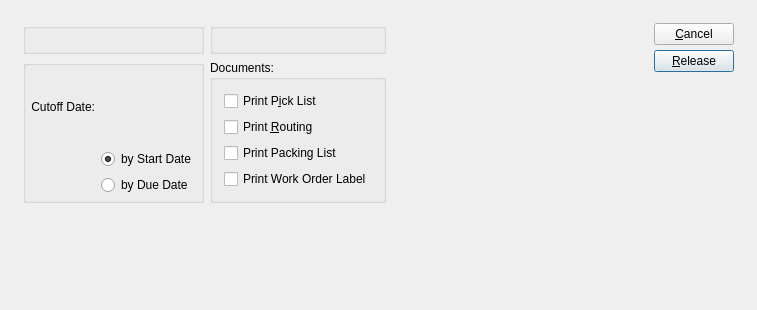
First picture: the form in guiclient/releaseWorkOrdersByPlannerCode.ui, repository Pegasus-RPG/xtuple-client, before the edit.
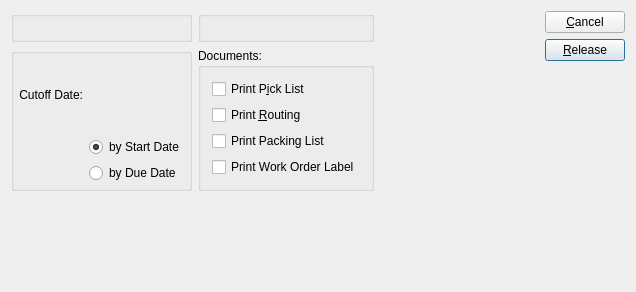
Second picture: the form after the edit. Custom widgets are drawn as their Qt base class.

Commit message: Issue #9572. Fixed screens to resize correctly.

```diff
--- a/guiclient/releaseWorkOrdersByPlannerCode.ui
+++ b/guiclient/releaseWorkOrdersByPlannerCode.ui
@@ -7,40 +7,26 @@
 is available at www.xtuple.com/CPAL.  By using this software, you agree
 to be bound by its terms.</comment>
  <class>releaseWorkOrdersByPlannerCode</class>
- <widget class="QDialog" name="releaseWorkOrdersByPlannerCode" >
-  <property name="geometry" >
+ <widget class="QDialog" name="releaseWorkOrdersByPlannerCode">
+  <property name="geometry">
    <rect>
     <x>0</x>
     <y>0</y>
-    <width>757</width>
-    <height>310</height>
+    <width>636</width>
+    <height>292</height>
    </rect>
   </property>
-  <property name="minimumSize" >
-   <size>
-    <width>600</width>
-    <height>200</height>
-   </size>
-  </property>
-  <property name="windowTitle" >
+  <property name="windowTitle">
    <string>Release Work Orders by Planner Code</string>
   </property>
-  <layout class="QGridLayout" name="gridLayout_3" >
-   <item row="0" column="0" >
-    <layout class="QHBoxLayout" name="horizontalLayout" >
-     <property name="spacing" >
-      <number>12</number>
-     </property>
-     <property name="margin" >
-      <number>12</number>
-     </property>
+  <layout class="QHBoxLayout" name="horizontalLayout">
      <item>
       <layout class="QVBoxLayout" name="verticalLayout" >
        <item>
-        <layout class="QGridLayout" name="gridLayout_2" >
-         <item row="0" column="0" >
-          <widget class="ParameterGroup" name="_plannerCode" >
-           <property name="title" >
+      <layout class="QGridLayout" name="gridLayout">
+       <item row="0" column="0">
+        <widget class="ParameterGroup" name="_plannerCode">
+         <property name="title">
             <string/>
            </property>
            <property name="fixedSize" >
@@ -48,10 +34,10 @@
            </property>
           </widget>
          </item>
-         <item row="0" column="1" >
-          <widget class="WarehouseGroup" name="_warehouse" >
-           <property name="sizePolicy" >
-            <sizepolicy vsizetype="Preferred" hsizetype="Preferred" >
+       <item row="0" column="1">
+        <widget class="WarehouseGroup" name="_warehouse">
+         <property name="sizePolicy">
+          <sizepolicy hsizetype="Preferred" vsizetype="Preferred">
              <horstretch>0</horstretch>
              <verstretch>0</verstretch>
             </sizepolicy>
@@ -64,9 +50,9 @@
            </property>
           </widget>
          </item>
-         <item row="1" column="0" >
-          <widget class="QGroupBox" name="_dateGroup" >
-           <property name="title" >
+       <item row="1" column="0">
+        <widget class="QGroupBox" name="_dateGroup">
+         <property name="title">
             <string/>
            </property>
            <layout class="QGridLayout" >
@@ -90,13 +76,13 @@
               </property>
              </widget>
             </item>
-            <item row="0" column="1" >
-             <widget class="DLineEdit" name="_cutoffDate" />
-            </item>
-            <item row="0" column="0" >
-             <widget class="QLabel" name="_cutoffDateLit" >
-              <property name="sizePolicy" >
-               <sizepolicy vsizetype="Preferred" hsizetype="Preferred" >
+          <item row="0" column="1">
+           <widget class="DLineEdit" name="_cutoffDate"/>
+          </item>
+          <item row="0" column="0">
+           <widget class="QLabel" name="_cutoffDateLit">
+            <property name="sizePolicy">
+             <sizepolicy hsizetype="Preferred" vsizetype="Preferred">
                 <horstretch>0</horstretch>
                 <verstretch>0</verstretch>
                </sizepolicy>
@@ -134,36 +120,36 @@
            </layout>
           </widget>
          </item>
-         <item row="1" column="1" >
-          <widget class="QGroupBox" name="_documentsGroup" >
-           <property name="title" >
+       <item row="1" column="1">
+        <widget class="QGroupBox" name="_documentsGroup">
+         <property name="title">
             <string>Documents:</string>
            </property>
-           <layout class="QGridLayout" name="gridLayout" >
-            <item row="0" column="0" >
-             <widget class="XCheckBox" name="_pickList" >
-              <property name="text" >
+         <layout class="QVBoxLayout" name="verticalLayout_3">
+          <item>
+           <widget class="XCheckBox" name="_pickList">
+            <property name="text">
                <string>Print P&amp;ick List</string>
               </property>
              </widget>
             </item>
-            <item row="1" column="0" >
-             <widget class="XCheckBox" name="_routing" >
-              <property name="text" >
+          <item>
+           <widget class="XCheckBox" name="_routing">
+            <property name="text">
                <string>Print &amp;Routing</string>
               </property>
              </widget>
             </item>
-            <item row="2" column="0" >
-             <widget class="XCheckBox" name="_packingList" >
-              <property name="text" >
+          <item>
+           <widget class="XCheckBox" name="_packingList">
+            <property name="text">
                <string>Print Packing List</string>
               </property>
              </widget>
             </item>
-            <item row="3" column="0" >
-             <widget class="XCheckBox" name="_woLabel" >
-              <property name="text" >
+          <item>
+           <widget class="XCheckBox" name="_woLabel">
+            <property name="text">
                <string>Print Work Order Label</string>
               </property>
              </widget>
@@ -178,10 +164,10 @@
          <property name="orientation" >
           <enum>Qt::Vertical</enum>
          </property>
-         <property name="sizeHint" stdset="0" >
+       <property name="sizeHint" stdset="0">
           <size>
            <width>20</width>
-           <height>0</height>
+         <height>13</height>
           </size>
          </property>
         </spacer>
@@ -202,25 +188,17 @@
       </spacer>
      </item>
      <item>
-      <layout class="QVBoxLayout" >
-       <property name="spacing" >
-        <number>0</number>
-       </property>
+    <layout class="QVBoxLayout" name="verticalLayout_2">
        <item>
-        <layout class="QVBoxLayout" >
-         <property name="spacing" >
-          <number>5</number>
-         </property>
-         <item>
-          <widget class="QPushButton" name="_close" >
-           <property name="text" >
+      <widget class="QPushButton" name="_close">
+       <property name="text">
             <string>&amp;Cancel</string>
            </property>
           </widget>
          </item>
          <item>
-          <widget class="QPushButton" name="_release" >
-           <property name="text" >
+      <widget class="QPushButton" name="_release">
+       <property name="text">
             <string>&amp;Release</string>
            </property>
            <property name="autoDefault" >
@@ -230,18 +208,16 @@
             <bool>true</bool>
            </property>
           </widget>
-         </item>
-        </layout>
        </item>
        <item>
         <spacer>
          <property name="orientation" >
           <enum>Qt::Vertical</enum>
          </property>
-         <property name="sizeHint" stdset="0" >
+       <property name="sizeHint" stdset="0">
           <size>
-           <width>20</width>
-           <height>20</height>
+         <width>72</width>
+         <height>0</height>
           </size>
          </property>
         </spacer>
@@ -249,10 +225,8 @@
       </layout>
      </item>
     </layout>
-   </item>
-  </layout>
  </widget>
- <layoutdefault spacing="6" margin="11" />
+ <layoutdefault spacing="6" margin="11"/>
  <pixmapfunction>qPixmapFromMimeSource</pixmapfunction>
  <customwidgets>
   <customwidget>
```
Left out of the diff: 63 changed lines with no effect on the pictures. Lines whose indentation alone changed are shown as unchanged. The commit also changes 1 other file.
